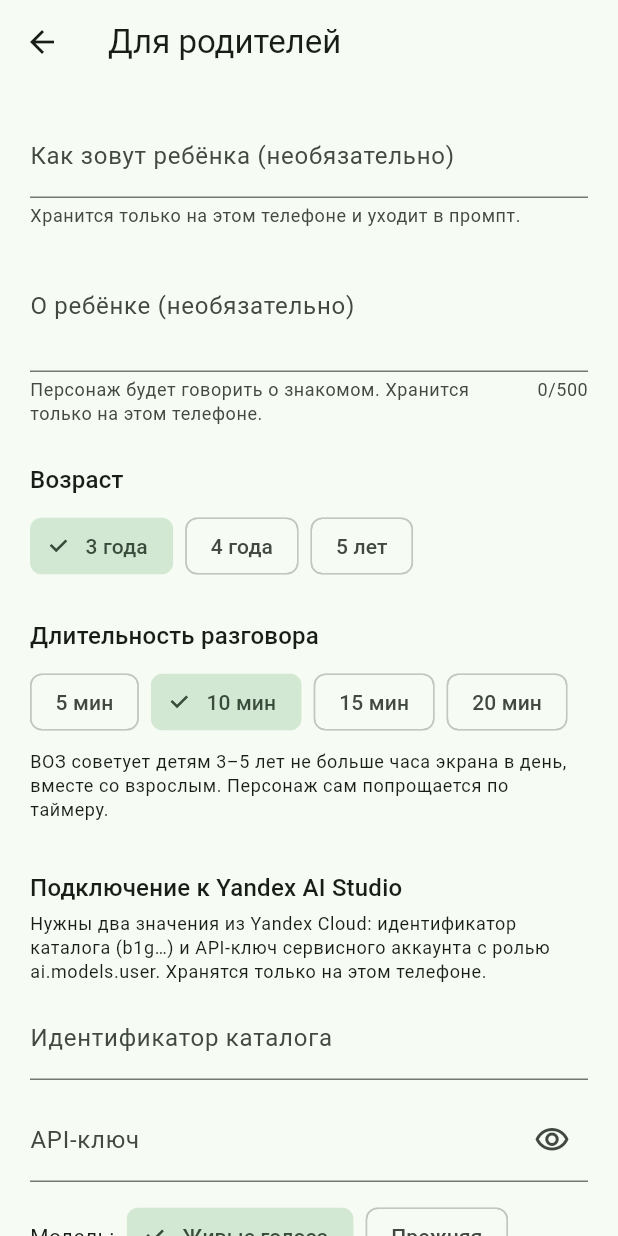
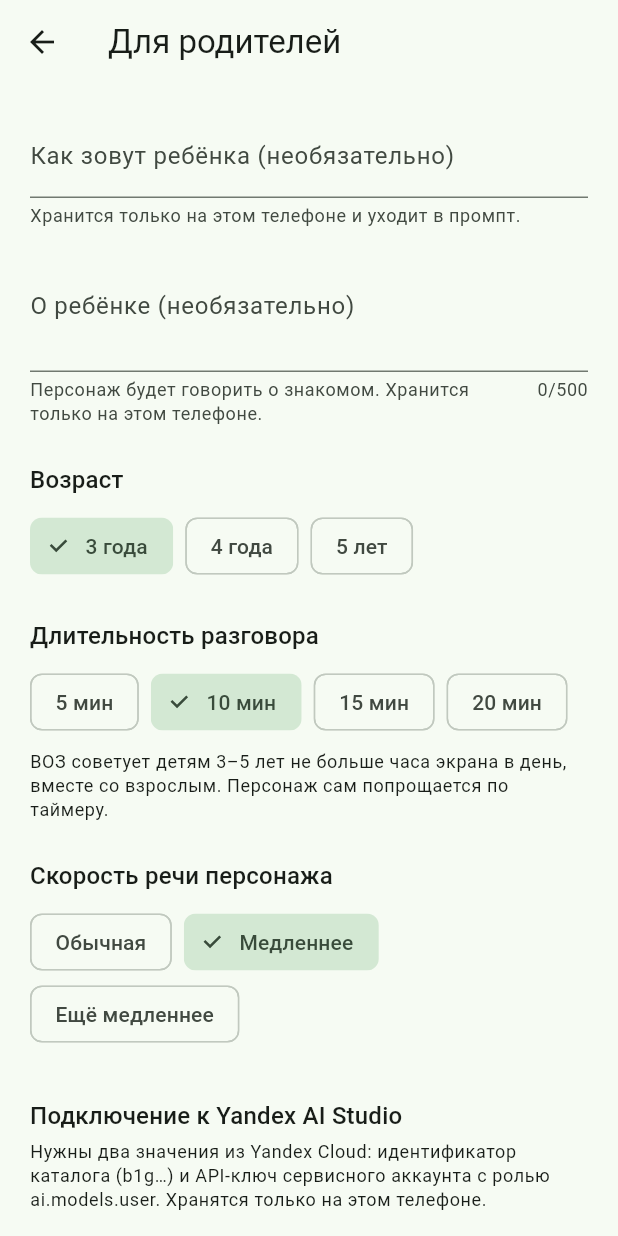
Before and after one commit to kill-me-1moreTime-bot/Voronka, a Flutter app: the ParentSettingsScreen screen opened directly with empty values, on a phone screen of 412 x 824 dp. Run offline on Flutter 3.47's test engine with Material 3 defaults, Android fonts, the phone set to English and light mode, and no system bars; our stand-ins replace audioplayers, shared_preferences; missing offline and left inert: record; accounts and stored records are empty.

Commit message:
Сказочные друзья: без «да или нет?», речь чуть медленнее
- промпт: задаёт вопрос и ждёт ответа, не добавляет «да или нет»
  и не перечисляет варианты; если малыш молчит — сам предлагает
- скорость речи в настройках родителя (обычная / медленнее /
  ещё медленнее), по умолчанию 0,9: живые голоса к концу фразы
  ускоряются, а в Realtime API Yandex скорость не задать. Замедляет
  плеер, высота голоса сохраняется, рот идёт в такт

Co-Authored-By: Claude Opus 5.5 <noreply@anthropic.com>
Claude-Session: https://claude.ai/code/session_0174NKXK1zQcbcxR3c5MLPtC

```diff
--- a/skazochnye_druzya/lib/child_profile.dart
+++ b/skazochnye_druzya/lib/child_profile.dart
@@ -7,6 +7,7 @@ class ChildProfile {
     this.ageYears = 3,
     this.sessionMinutes = 10,
     this.notes = '',
+    this.speechRate = 0.9,
   });
 
   final String name;
@@ -17,6 +18,17 @@ class ChildProfile {
   /// Уходит в промпт, хранится только на телефоне.
   final String notes;
 
+  /// Скорость, с которой приложение проигрывает речь персонажа.
+  /// Живые голоса Yandex к концу фразы ускоряются, а задать скорость
+  /// в Realtime API нельзя, поэтому замедляем у себя.
+  final double speechRate;
+
+  static final speechRates = <double, String>{
+    1.0: 'Обычная',
+    0.9: 'Медленнее',
+    0.8: 'Ещё медленнее'
+  };
+
   /// Чтобы промпт не разрастался: заметки длиннее обрезаются.
   static const maxNotes = 500;
 
@@ -25,12 +37,14 @@ class ChildProfile {
     int? ageYears,
     int? sessionMinutes,
     String? notes,
+    double? speechRate,
   }) =>
       ChildProfile(
         name: name ?? this.name,
         ageYears: ageYears ?? this.ageYears,
         sessionMinutes: sessionMinutes ?? this.sessionMinutes,
         notes: notes ?? this.notes,
+        speechRate: speechRate ?? this.speechRate,
       );
 
   static Future<ChildProfile> load() async {
@@ -40,6 +54,7 @@ class ChildProfile {
       ageYears: p.getInt('child_age') ?? 3,
       sessionMinutes: p.getInt('session_minutes') ?? 10,
       notes: p.getString('child_notes') ?? '',
+      speechRate: p.getDouble('speech_rate') ?? 0.9,
     );
   }
 
@@ -49,5 +64,6 @@ class ChildProfile {
     await p.setInt('child_age', ageYears);
     await p.setInt('session_minutes', sessionMinutes);
     await p.setString('child_notes', notes);
+    await p.setDouble('speech_rate', speechRate);
   }
 }
--- a/skazochnye_druzya/lib/prompts.dart
+++ b/skazochnye_druzya/lib/prompts.dart
@@ -25,8 +25,9 @@ ${c.persona}
 ## Как говорить
 - Очень коротко: одно-два предложения, всего не больше двадцати слов. Малыш слушает, пока ты говоришь, и ждёт своей очереди.
 - Простые слова, как в разговоре с малышом. Говоришь вслух: без эмодзи, списков, скобок и цифр — числа словами.
-- В конце — один простой вопрос, лучше с выбором: «красный или синий?», «да или нет?».
-- Малыш может говорить неразборчиво. Не понял — переспроси один раз, потом предложи выбор. Никогда не поправляй его речь.
+- Можно закончить одним простым вопросом — и ждать, что скажет малыш. Не добавляй к вопросу «да или нет» и не перечисляй, что можно ответить.
+- Если малыш молчит, не знает или ответил невпопад — не переспрашивай много раз, сам предложи что-то интересное.
+- Малыш может говорить неразборчиво. Не понял — переспроси один раз, потом сам предложи игру или тему. Никогда не поправляй его речь.
 - Хвали за старание и за ответы, радуйся вместе с ним.
 
 ## Ты много знаешь и с радостью объясняешь
--- a/skazochnye_druzya/lib/ui/parent_settings_screen.dart
+++ b/skazochnye_druzya/lib/ui/parent_settings_screen.dart
@@ -138,6 +138,21 @@ class _ParentSettingsScreenState extends State<ParentSettingsScreen> {
             'вместе со взрослым. Персонаж сам попрощается по таймеру.',
             style: t.bodySmall,
           ),
+          const SizedBox(height: 24),
+          Text('Скорость речи персонажа', style: t.titleMedium),
+          const SizedBox(height: 8),
+          Wrap(
+            spacing: 8,
+            children: [
+              for (final e in ChildProfile.speechRates.entries)
+                ChoiceChip(
+                  label: Text(e.value),
+                  selected: _p.speechRate == e.key,
+                  onSelected: (_) =>
+                      setState(() => _p = _p.copyWith(speechRate: e.key)),
+                ),
+            ],
+          ),
           const SizedBox(height: 32),
           Text('Подключение к Yandex AI Studio', style: t.titleMedium),
           const SizedBox(height: 4),
```
Also changed, not shown: skazochnye_druzya/lib/audio/pcm_player.dart (+10 -4 lines), skazochnye_druzya/lib/session/conversation_controller.dart (+9 -4 lines), 2 other files.
